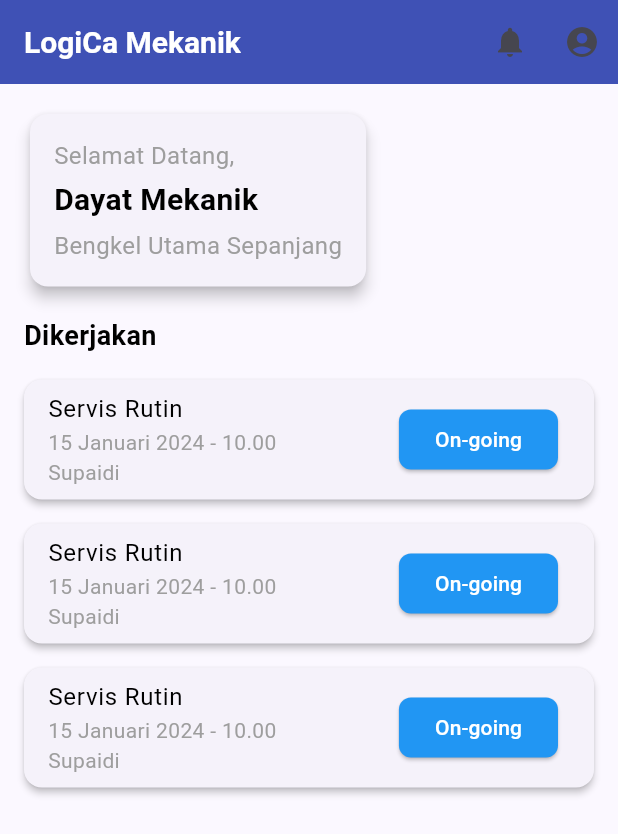
After one commit to Senadara/LogiCA-Mobile, a Flutter app: the MekanikDashboardPage screen opened by its route, after a tap on "ongoing", on a phone screen of 412 x 824 dp. The commit adds this screen. Shown: the top 834 px of the screen. Run offline on Flutter 3.47's test engine with Material 3 defaults, Android fonts, the phone set to English and light mode, and no system bars; our stand-ins replace flutter_local_notifications, image_picker, shared_preferences; accounts and stored records are empty.

Commit message:
on going page mekanik
page mekanik untuk yang ongoing

```diff
--- a/lib/main.dart
+++ b/lib/main.dart
@@ -7,7 +7,9 @@ import 'package:logica_mobile/pages_driver/maintenance.dart';
 //import 'package:logica_mobile/pages_driver/media.dart';
 import 'package:logica_mobile/pages_driver/supir_dashboard.dart';
 import 'package:logica_mobile/notification.dart';
-import 'package:logica_mobile/pages_mechanic/dashboard_mekanik.dart'; // Import the NotificationService
+import 'package:logica_mobile/pages_mechanic/dashboard_mekanik.dart';
+import 'package:logica_mobile/pages_mechanic/ongoing_service.dart';
+
 
 void main() {
   runApp(const MyApp());
@@ -31,6 +33,8 @@ class MyApp extends StatelessWidget {
         '/Maintenance': (context) => MaintenanceRequestScreen(),
         '/MekanikDashboard': (context) => MekanikDashboardPage(),
         '/Mekanik': (context) => const Maintenance(),
+        '/ong' : (context) => const OngoingService(),
+
       },
     );
   }
--- a/lib/pages_mechanic/dashboard_mekanik.dart
+++ b/lib/pages_mechanic/dashboard_mekanik.dart
@@ -125,6 +125,11 @@ class _MekanikDashboardPageState extends State<MekanikDashboardPage> {
                 _getStatusColor(task['status'] ?? ''),
               );
             }).toList(),
+            TextButton(onPressed: (){
+                Navigator.pushNamed(context, '/ong');
+              },
+              child: Text('ongoing'),
+            ),
           ],
         ),
       ),
--- /dev/null
+++ b/lib/pages_mechanic/ongoing_service.dart
@@ -0,0 +1,151 @@
+import 'package:flutter/material.dart';
+
+class OngoingService extends StatelessWidget {
+  const OngoingService({super.key});
+
+  @override
+  Widget build(BuildContext context) {
+    return MaterialApp(
+      title: 'LogiCa Mekanik',
+      theme: ThemeData(
+        colorScheme: ColorScheme.fromSeed(seedColor: Colors.indigo),
+        useMaterial3: true,
+        appBarTheme: const AppBarTheme(
+          titleTextStyle: TextStyle(
+            color: Colors.white,
+            fontSize: 20,
+            fontWeight: FontWeight.bold,
+          ),
+        ),
+      ),
+      home: const MekanikDashboard(),
+    );
+  }
+}
+
+class MekanikDashboard extends StatelessWidget {
+  const MekanikDashboard({super.key});
+
+  void handleItemClick(BuildContext context) {
+    ScaffoldMessenger.of(context).showSnackBar(
+      const SnackBar(content: Text('Item clicked!')),
+    );
+  }
+
+  @override
+  Widget build(BuildContext context) {
+    return Scaffold(
+      appBar: AppBar(
+        title: const Text(
+          'LogiCa Mekanik',
+          style: TextStyle(color: Colors.white),
+        ),
+        backgroundColor: Colors.indigo,
+        actions: [
+          IconButton(
+            icon: const Icon(Icons.notifications),
+            onPressed: () {},
+          ),
+          IconButton(
+            icon: const Icon(Icons.account_circle),
+            onPressed: () {},
+          ),
+        ],
+      ),
+      body: Padding(
+        padding: const EdgeInsets.all(16.0),
+        child: Column(
+          crossAxisAlignment: CrossAxisAlignment.start,
+          children: [
+            Card(
+              elevation: 4,
+              child: Padding(
+                padding: const EdgeInsets.all(16.0),
+                child: Column(
+                  crossAxisAlignment: CrossAxisAlignment.start,
+                  children: const [
+                    Text(
+                      'Selamat Datang,',
+                      style: TextStyle(
+                        fontSize: 16,
+                        color: Colors.grey,
+                      ),
+                    ),
+                    SizedBox(height: 4),
+                    Text(
+                      'Dayat Mekanik',
+                      style: TextStyle(
+                        fontSize: 20,
+                        fontWeight: FontWeight.bold,
+                        color: Colors.black,
+                      ),
+                    ),
+                    SizedBox(height: 4),
+                    Text(
+                      'Bengkel Utama Sepanjang',
+                      style: TextStyle(
+                        fontSize: 16,
+                        color: Colors.grey,
+                      ),
+                    ),
+                  ],
+                ),
+              ),
+            ),
+            const SizedBox(height: 16),
+
+            const Text(
+              'Dikerjakan',
+              style: TextStyle(
+                fontWeight: FontWeight.bold,
+                fontSize: 18,
+                color: Colors.black,
+              ),
+            ),
+            const SizedBox(height: 16),
+
+            Expanded(
+              child: ListView.builder(
+                itemCount: 3,
+                itemBuilder: (context, index) {
+                  return GestureDetector(
+                    onTap: () {
+                      handleItemClick(context);
+                    },
+                    child: Card(
+                      elevation: 2,
+                      margin: const EdgeInsets.only(bottom: 16),
+                      child: ListTile(
+                        title: const Text(
+                          'Servis Rutin',
+                          style: TextStyle(color: Colors.black),
+                        ),
+                        subtitle: const Text(
+                          '15 Januari 2024 - 10.00\nSupaidi',
+                          style: TextStyle(color: Colors.grey),
+                        ),
+                        trailing: ElevatedButton(
+                          style: ElevatedButton.styleFrom(
+                            backgroundColor: Colors.blue,
+                            foregroundColor: Colors.white,
+                            shape: RoundedRectangleBorder(
+                              borderRadius: BorderRadius.circular(8),
+                            ),
+                          ),
+                          onPressed: () {
+                            handleItemClick(context);
+                          },
+                          child: const Text('On-going'),
+                        ),
+                      ),
+                    ),
+                  );
+                },
+              ),
+            ),
+          ],
+        ),
+      ),
+    );
+  }
+}
```
